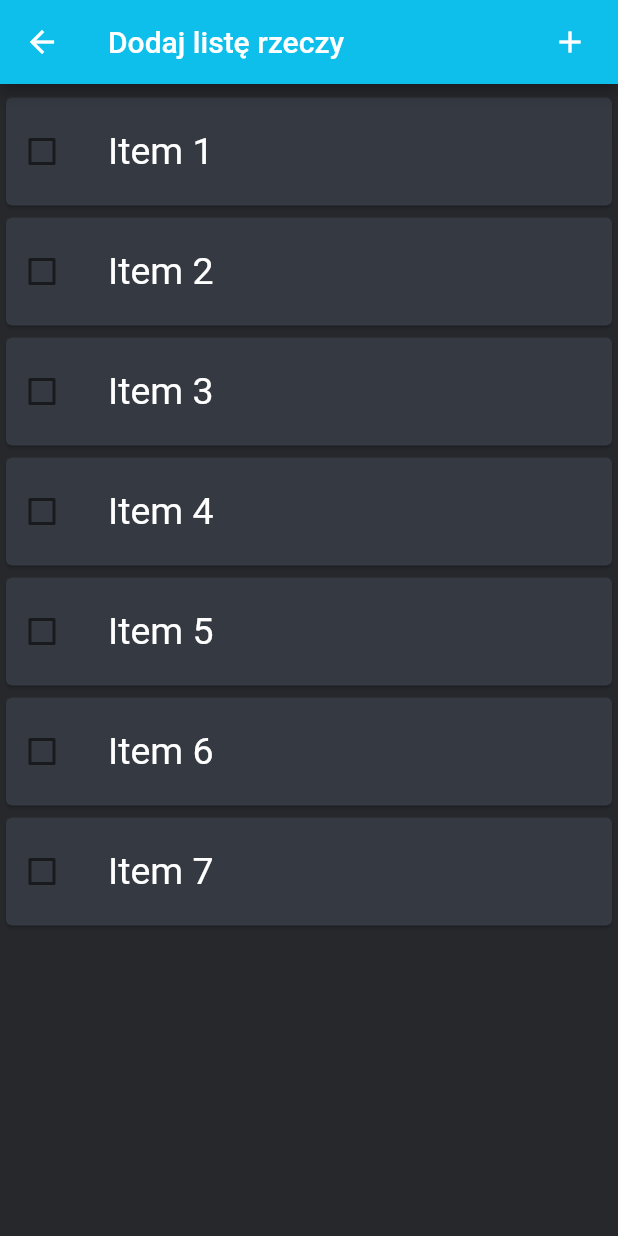
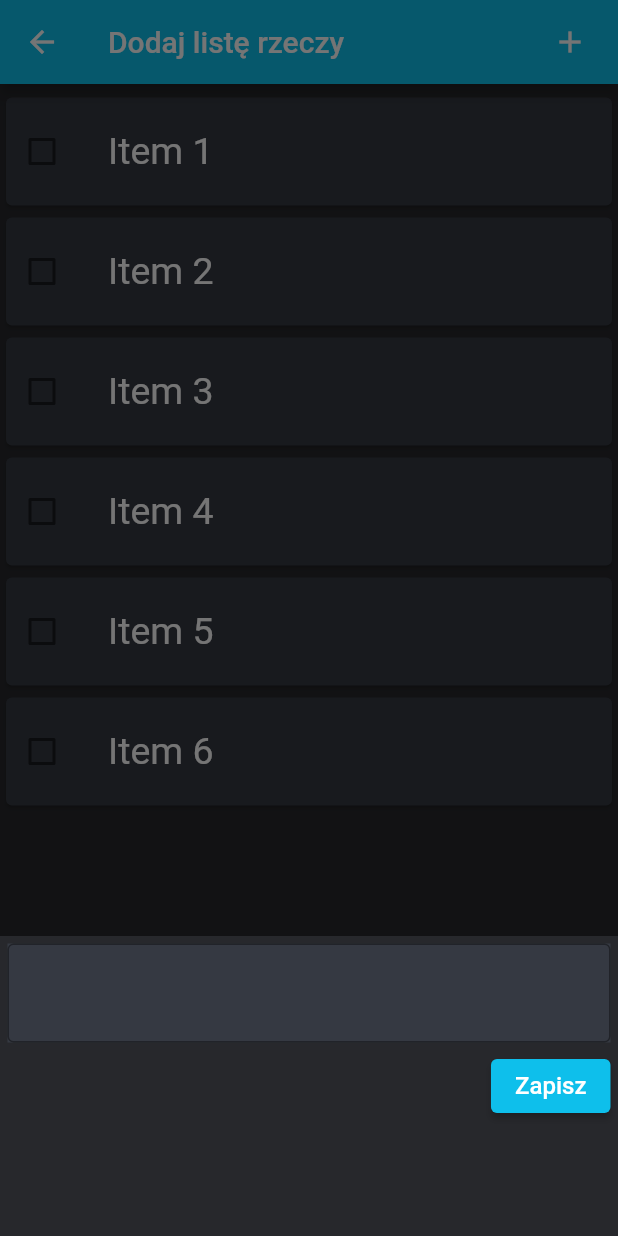
Before and after one commit to KomorowskiKuba/mobile-trip-planner, a Flutter app: the AddBaggageListScreen screen opened directly, after a tap on the "add" icon, on a phone screen of 412 x 824 dp. Run offline on Flutter 3.47's test engine with Material 2 defaults, Android fonts, the phone set to English and light mode, and no system bars; our stand-ins replace shared_preferences; missing offline and left inert: date_range_picker; accounts and stored records are empty.

Commit message:
Resolved username issues, added adding option to baggage list

```diff
--- a/lib/models/tip_model.dart
+++ b/lib/models/tip_model.dart
@@ -9,7 +9,6 @@ class Tip {
 
   @override
   String toString() {
-    print(content);
     return content.substring("Content{  ".length, content.length - 1);
   }
 }
--- a/lib/screens/add_baggage_list.dart
+++ b/lib/screens/add_baggage_list.dart
@@ -8,7 +8,8 @@ class AddBaggageListScreen extends StatefulWidget {
 }
 
 class _AddBaggageListScreenState extends State<AddBaggageListScreen> {
-  int _counter = 7;
+  String _text;
+  final _myController = TextEditingController();
   List<String> _items = [
     'Item 1',
     'Item 2',
@@ -18,14 +19,80 @@ class _AddBaggageListScreenState extends State<AddBaggageListScreen> {
     'Item 6',
   ];
 
+  _saveItem(String itemName) async {
+    setState(() {
+      _items.add(itemName);
+    });
+  }
+
   @override
   Widget build(BuildContext context) {
     return Scaffold(
       appBar: MyAppBar('Dodaj listę rzeczy', Icon(Icons.add), () {
         setState(() {
-          String currentItem = 'Item ' + _counter.toString();
-          _counter++;
-          _items.add(currentItem);
+          showModalBottomSheet(
+            context: context,
+            builder: (BuildContext context) {
+              return WillPopScope (
+                child: Container(
+                  height: 200, //TODO: zmienic na dynamic
+                  color: Theme.of(context).backgroundColor,
+                  child: Center(
+                    child: Column(
+                      mainAxisAlignment: MainAxisAlignment.start,
+                      mainAxisSize: MainAxisSize.max,
+                      children: <Widget>[
+                        Container(
+                          padding: EdgeInsets.all(5),
+                          width: double.infinity,
+                          child: Container(
+                            color: Theme.of(context).primaryColor,
+                            child: TextField(
+                              controller: _myController,
+                              decoration: InputDecoration(
+                                border: OutlineInputBorder(),
+                                hintText: _text,
+                              ),
+                              style: TextStyle(
+                                color: Colors.white,
+                                fontSize: 22
+                              ),
+                            ),
+                          ),
+                        ),
+                        Container(
+                          alignment: Alignment.bottomRight,
+                          padding: EdgeInsets.only(right: 5),
+                          child: ElevatedButton(
+                            style: ButtonStyle(
+                              backgroundColor: MaterialStateProperty.all<Color>(Theme.of(context).accentColor)
+                            ),
+                            onPressed: () {
+                              _text = _myController.text;
+                              _saveItem(_text);
+                              _myController.clear();
+                              Navigator.pop(context, _text);
+                            },
+                            child: Text(
+                              'Zapisz',
+                              style: TextStyle(
+                                fontSize: 16,
+                                color: Colors.white
+                              ),
+                            )
+                          )
+                        )
+                      ],
+                    ),
+                  ),
+                ),
+                onWillPop: () {
+                  _myController.clear();
+                  Navigator.pop(context, _text);
+                },
+              );
+            }
+          );
         });
       }),
       backgroundColor: Theme.of(context).backgroundColor,
```
Also changed, not shown: lib/main.dart (+8 -1 lines), lib/screens/homepage.dart (+7 -3 lines), lib/screens/plan_trip.dart (+46 -2 lines).
